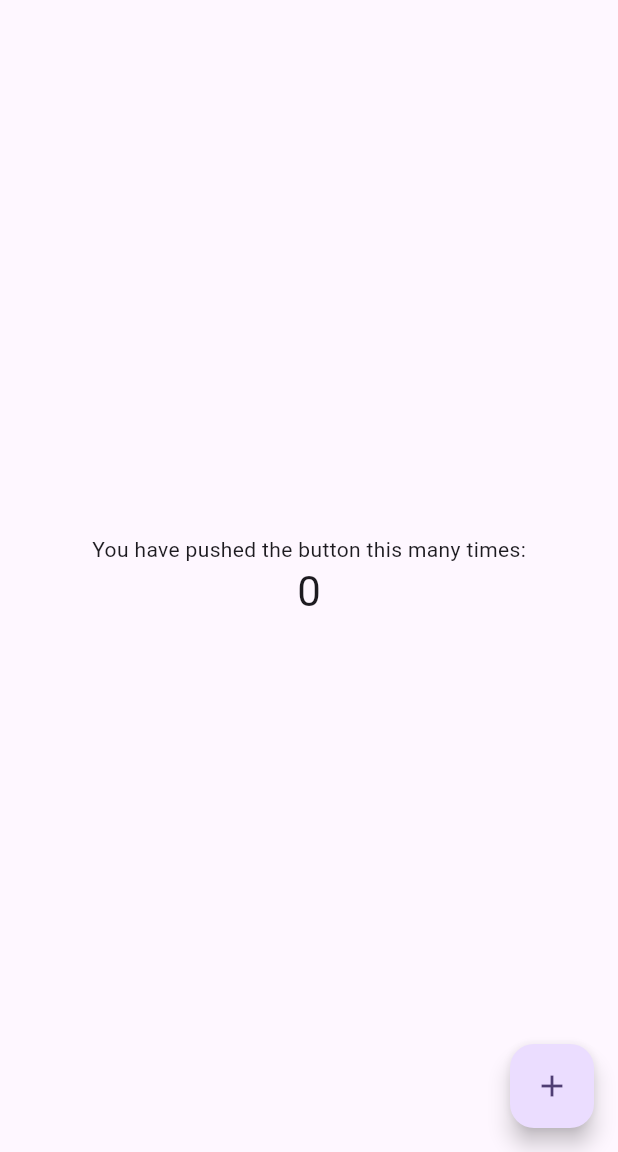
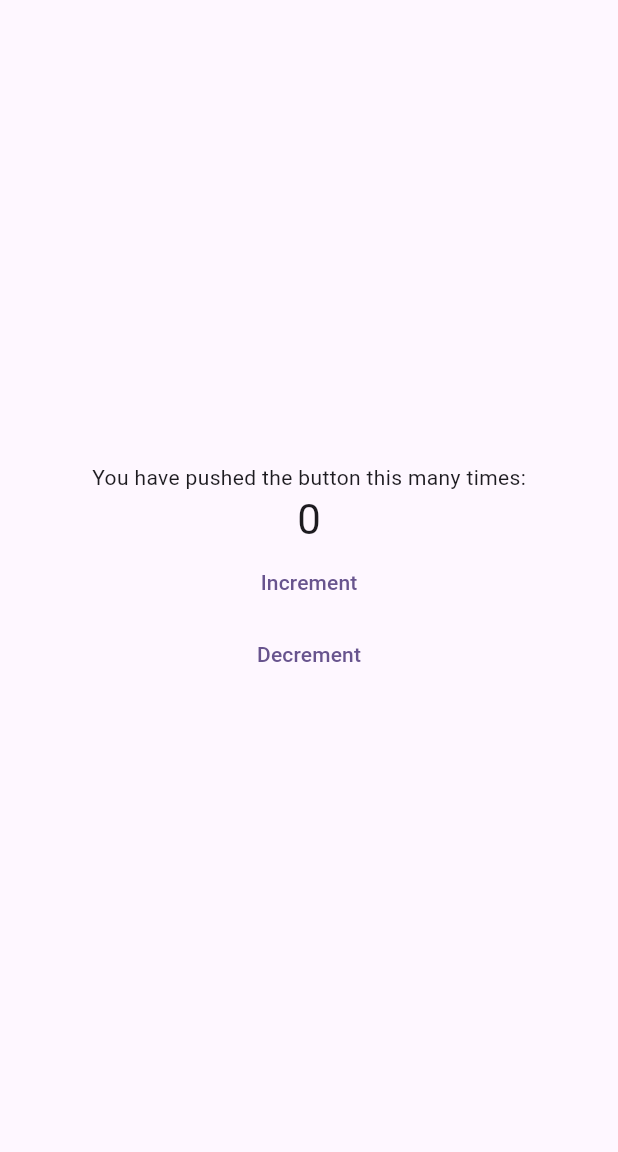
Before and after one commit to Celianesfc/FlutterApp, a Flutter app: the screen it shows after launch, on a phone screen of 412 x 824 dp, the part 84-1236 px from its top. Run offline on Flutter 3.47's test engine with Material 3 defaults, Android fonts, the phone set to English and light mode, and no system bars.

Commit message:
Semana 7

```diff
--- a/lib/main.dart
+++ b/lib/main.dart
@@ -67,6 +67,13 @@ class _MyHomePageState extends State<MyHomePage> {
     });
   }
 
+  void _decrementCounter() {
+    setState(() {
+      _counter--;
+    });
+  }
+
+
   @override
   Widget build(BuildContext context) {
     // This method is rerun every time setState is called, for instance as done
@@ -109,14 +116,12 @@ class _MyHomePageState extends State<MyHomePage> {
               '$_counter',
               style: Theme.of(context).textTheme.headlineMedium,
             ),
+            TextButton(onPressed: _incrementCounter, child: Text('Increment')),
+           TextButton(onPressed: _decrementCounter, child: Text('Decrement')),
+
           ],
         ),
       ),
-      floatingActionButton: FloatingActionButton(
-        onPressed: _incrementCounter,
-        tooltip: 'Increment',
-        child: const Icon(Icons.add),
-      ), // This trailing comma makes auto-formatting nicer for build methods.
     );
   }
 }
```
